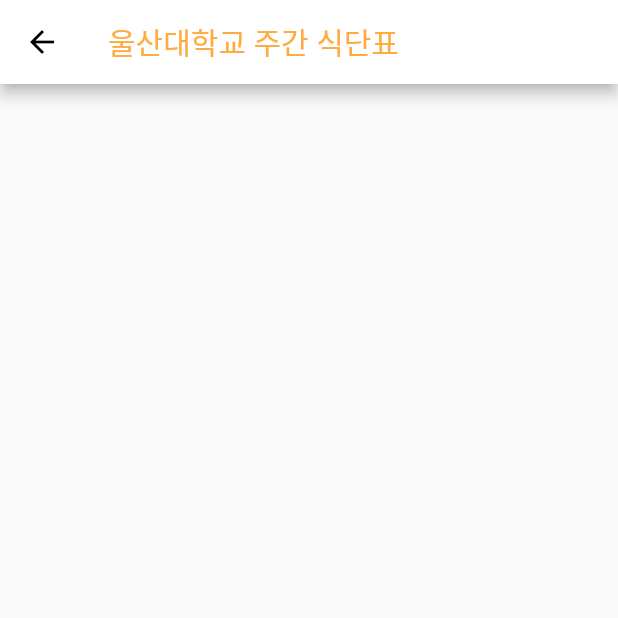
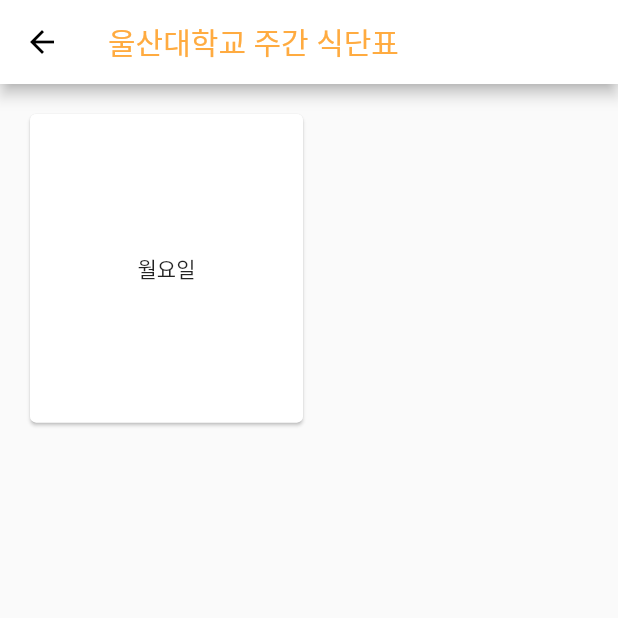
Before and after one commit to mkdevelop5002/UOU_ssik_ssik, a Flutter app: the weekMenu screen opened directly, on a phone screen of 412 x 824 dp, the top half of it. Run offline on Flutter 3.47's test engine with Material 2 defaults, Android fonts, the phone set to English and light mode, and no system bars; our stand-ins replace carousel_slider, date_format, timer_builder.

```diff
--- a/lib/screen/weekMenu.dart
+++ b/lib/screen/weekMenu.dart
@@ -1,4 +1,13 @@
 import 'package:flutter/material.dart';
+
+Widget weekMenuCard() {
+  return Card(
+      child: Container(
+          child: Align(
+    alignment: Alignment.center,
+    child: Text('월요일'),
+  )));
+}
 
 class weekMenu extends StatelessWidget {
   const weekMenu({Key? key}) : super(key: key);
@@ -15,6 +24,12 @@ class weekMenu extends StatelessWidget {
           onPressed: () => Navigator.of(context).pop(),
         ),
       ),
+      body: GridView.count(
+        crossAxisCount: 2,
+        padding: EdgeInsets.all(16.0),
+        childAspectRatio: 8.0 / 9.0,
+        children: <Widget>[weekMenuCard()],
+      ),
     );
   }
 }
```
